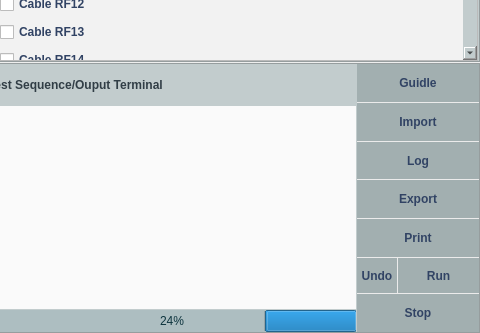
Above: testrfcable.ui from phandinhbacptit/ARS-Testing before the change; both pictures show x 508 to 988 and y 379 to 712 of the 988 by 712 pixel window. Below: the same form after it.
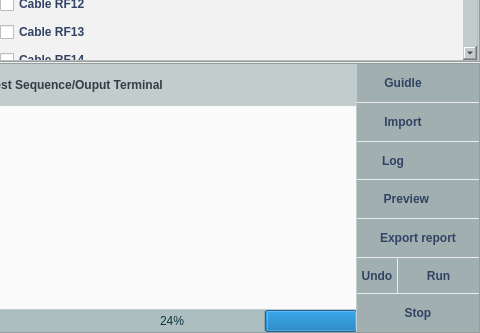
That is the form after the change. Icons and pictures are not drawn.

Commit message: ffinish creat report for module, change function export, print to preview, export report, app can save report with timestamp

```diff
--- a/testrfcable.ui
+++ b/testrfcable.ui
@@ -4036,7 +4036,7 @@
 }</string>
            </property>
            <property name="text">
-            <string>Guidle</string>
+            <string>Guidle         </string>
            </property>
            <property name="icon">
             <iconset resource="resources.qrc">
@@ -4077,7 +4077,7 @@
 }</string>
            </property>
            <property name="text">
-            <string>Import</string>
+            <string>Import         </string>
            </property>
            <property name="icon">
             <iconset resource="resources.qrc">
@@ -4118,7 +4118,7 @@
 }</string>
            </property>
            <property name="text">
-            <string>Log</string>
+            <string>Log               </string>
            </property>
            <property name="icon">
             <iconset resource="resources.qrc">
@@ -4159,7 +4159,7 @@
 }</string>
            </property>
            <property name="text">
-            <string>Export</string>
+            <string>Preview       </string>
            </property>
            <property name="icon">
             <iconset resource="resources.qrc">
@@ -4200,7 +4200,7 @@
 }</string>
            </property>
            <property name="text">
-            <string>Print</string>
+            <string>Export report</string>
            </property>
            <property name="icon">
             <iconset resource="resources.qrc">
```
Left out of the diff: 4 changed lines with no effect on the pictures. The commit also changes 37 other files.
